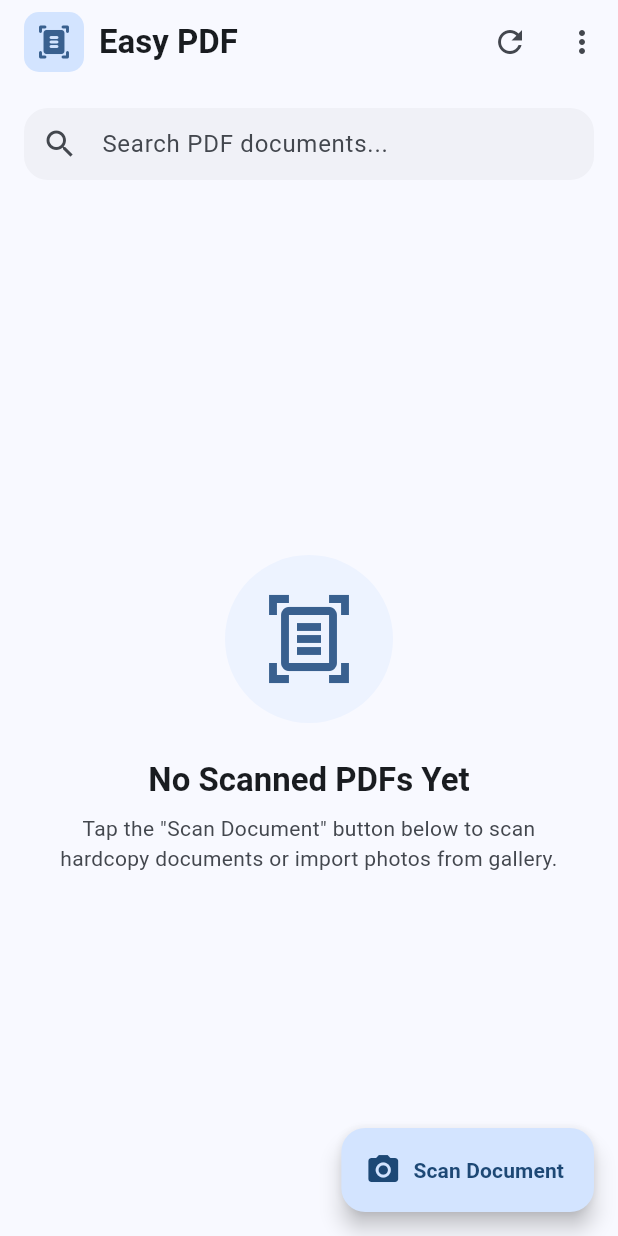
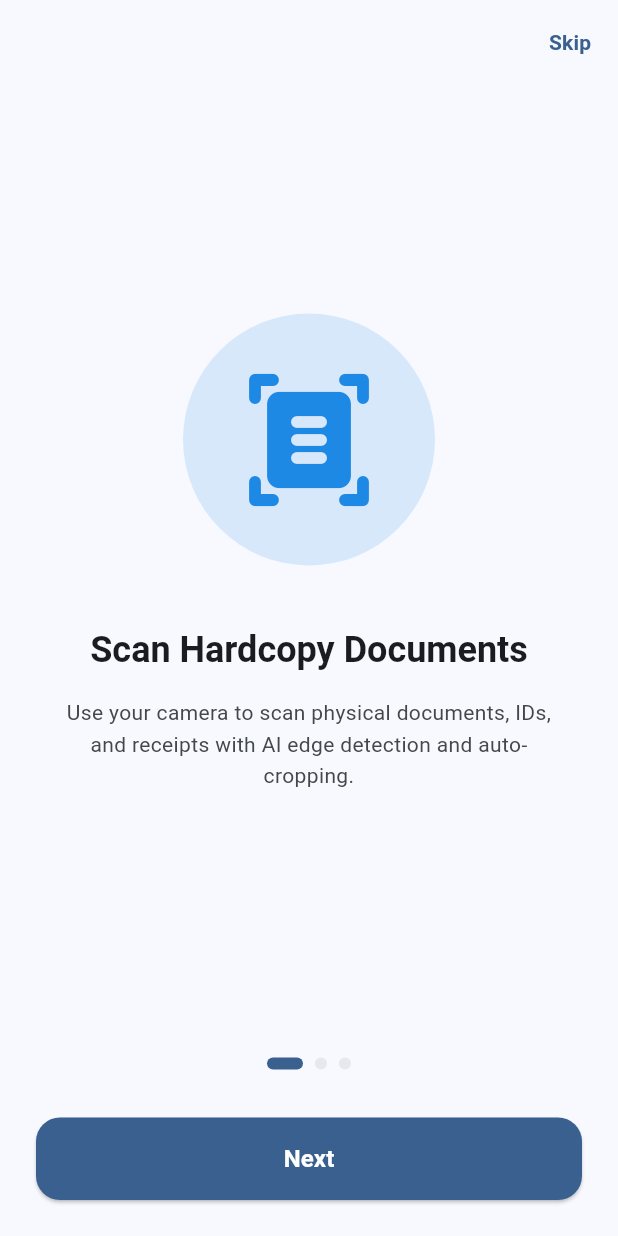
Before and after one commit to kssoftinfotech-prog/Easy-PDF, a Flutter app: the screen it shows after launch, on a phone screen of 412 x 824 dp. Run offline on Flutter 3.47's test engine with Material 3 defaults, Android fonts, the phone set to English and light mode, and no system bars; our stand-ins replace google_mobile_ads, image_cropper, image_picker, pdf, permission_handler, printing and 2 more; missing offline and left inert: google_mlkit_document_scanner.

Commit message:
feat: Add app onboarding walkthrough, exit app 5-star rating prompt, and enable gallery image cropping

```diff
--- a/lib/main.dart
+++ b/lib/main.dart
@@ -1,17 +1,25 @@
 import 'package:flutter/material.dart';
 import 'package:google_mobile_ads/google_mobile_ads.dart';
+import 'package:shared_preferences/shared_preferences.dart';
 import 'screens/home_screen.dart';
+import 'screens/onboarding_screen.dart';
 import 'services/theme_service.dart';
 
 void main() async {
   WidgetsFlutterBinding.ensureInitialized();
   MobileAds.instance.initialize();
   await ThemeService.init();
-  runApp(const EasyPdfApp());
+
+  final prefs = await SharedPreferences.getInstance();
+  final bool isFirstLaunch = prefs.getBool('is_first_launch') ?? true;
+
+  runApp(EasyPdfApp(isFirstLaunch: isFirstLaunch));
 }
 
 class EasyPdfApp extends StatelessWidget {
-  const EasyPdfApp({super.key});
+  final bool isFirstLaunch;
+
+  const EasyPdfApp({super.key, required this.isFirstLaunch});
 
   @override
   Widget build(BuildContext context) {
@@ -46,7 +54,7 @@ class EasyPdfApp extends StatelessWidget {
             ),
           ),
           themeMode: currentThemeMode,
-          home: const HomeScreen(),
+          home: isFirstLaunch ? const OnboardingScreen() : const HomeScreen(),
         );
       },
     );
--- /dev/null
+++ b/lib/screens/onboarding_screen.dart
@@ -0,0 +1,192 @@
+import 'package:flutter/material.dart';
+import 'package:shared_preferences/shared_preferences.dart';
+import 'home_screen.dart';
+
+class OnboardingScreen extends StatefulWidget {
+  const OnboardingScreen({super.key});
+
+  @override
+  State<OnboardingScreen> createState() => _OnboardingScreenState();
+}
+
+class _OnboardingScreenState extends State<OnboardingScreen> {
+  final PageController _pageController = PageController();
+  int _currentIndex = 0;
+
+  final List<OnboardingSlide> _slides = const [
+    OnboardingSlide(
+      icon: Icons.document_scanner_rounded,
+      iconColor: Color(0xFF1E88E5),
+      title: 'Scan Hardcopy Documents',
+      description: 'Use your camera to scan physical documents, IDs, and receipts with AI edge detection and auto-cropping.',
+    ),
+    OnboardingSlide(
+      icon: Icons.crop_rotate_rounded,
+      iconColor: Color(0xFFFF9800),
+      title: 'Import & Edit Gallery Photos',
+      description: 'Easily select photos from your gallery. Crop, rotate, reorder, or delete pages anytime before generating your PDF.',
+    ),
+    OnboardingSlide(
+      icon: Icons.picture_as_pdf_rounded,
+      iconColor: Color(0xFF4CAF50),
+      title: 'Generate & Share Offline',
+      description: 'Create high-resolution A4 or Letter PDFs 100% offline with Dark Mode support. Share via WhatsApp or Email instantly.',
+    ),
+  ];
+
+  Future<void> _completeOnboarding() async {
+    final prefs = await SharedPreferences.getInstance();
+    await prefs.setBool('is_first_launch', false);
+
+    if (mounted) {
+      Navigator.pushReplacement(
+        context,
+        MaterialPageRoute(builder: (context) => const HomeScreen()),
+      );
+    }
+  }
+
+  @override
+  Widget build(BuildContext context) {
+    final theme = Theme.of(context);
+    final isLastPage = _currentIndex == _slides.length - 1;
+
+    return Scaffold(
+      appBar: AppBar(
+        actions: [
+          if (!isLastPage)
+            TextButton(
+              onPressed: _completeOnboarding,
+              child: const Text('Skip', style: TextStyle(fontWeight: FontWeight.bold)),
+            ),
+        ],
+      ),
+      body: SafeArea(
+        child: Column(
+          children: [
+            Expanded(
+              child: PageView.builder(
+                controller: _pageController,
+                itemCount: _slides.length,
+                onPageChanged: (index) {
+                  setState(() {
+                    _currentIndex = index;
+                  });
+                },
+                itemBuilder: (context, index) {
+                  final slide = _slides[index];
+                  return Padding(
+                    padding: const EdgeInsets.all(32.0),
+                    child: Column(
+                      mainAxisAlignment: MainAxisAlignment.center,
+                      children: [
+                        Container(
+                          padding: const EdgeInsets.all(36),
+                          decoration: BoxDecoration(
+                            color: slide.iconColor.withValues(alpha: 0.15),
+                            shape: BoxShape.circle,
+                          ),
+                          child: Icon(
+                            slide.icon,
+                            size: 96,
+                            color: slide.iconColor,
+                          ),
+                        ),
+                        const SizedBox(height: 40),
+                        Text(
+                          slide.title,
+                          textAlign: TextAlign.center,
+                          style: theme.textTheme.headlineSmall?.copyWith(
+                            fontWeight: FontWeight.bold,
+                          ),
+                        ),
+                        const SizedBox(height: 16),
+                        Text(
+                          slide.description,
+                          textAlign: TextAlign.center,
+                          style: theme.textTheme.bodyMedium?.copyWith(
+                            color: theme.colorScheme.onSurfaceVariant,
+                            height: 1.5,
+                          ),
+                        ),
+                      ],
+                    ),
+                  );
+                },
+              ),
+            ),
+
+            // Page Indicator & Bottom Button
+            Padding(
+              padding: const EdgeInsets.all(24.0),
+              child: Column(
+                children: [
+                  Row(
+                    mainAxisAlignment: MainAxisAlignment.center,
+                    children: List.generate(
+                      _slides.length,
+                      (index) => AnimatedContainer(
+                        duration: const Duration(milliseconds: 300),
+                        margin: const EdgeInsets.symmetric(horizontal: 4),
+                        width: _currentIndex == index ? 24 : 8,
+                        height: 8,
+                        decoration: BoxDecoration(
+                          color: _currentIndex == index
+                              ? theme.colorScheme.primary
+                              : theme.colorScheme.surfaceContainerHigh,
+                          borderRadius: BorderRadius.circular(4),
+                        ),
+                      ),
+                    ),
+                  ),
+                  const SizedBox(height: 32),
+                  SizedBox(
+                    width: double.infinity,
+                    child: ElevatedButton(
+                      style: ElevatedButton.styleFrom(
+                        padding: const EdgeInsets.symmetric(vertical: 16),
+                        backgroundColor: theme.colorScheme.primary,
+                        foregroundColor: theme.colorScheme.onPrimary,
+                        shape: RoundedRectangleBorder(
+                          borderRadius: BorderRadius.circular(16),
+                        ),
+                      ),
+                      onPressed: () {
+                        if (isLastPage) {
+                          _completeOnboarding();
+                        } else {
+                          _pageController.nextPage(
+                            duration: const Duration(milliseconds: 300),
+                            curve: Curves.easeInOut,
+                          );
+                        }
+                      },
+                      child: Text(
+                        isLastPage ? 'Get Started' : 'Next',
+                        style: const TextStyle(fontSize: 16, fontWeight: FontWeight.bold),
+                      ),
+                    ),
+                  ),
+                ],
+              ),
+            ),
+          ],
+        ),
+      ),
+    );
+  }
+}
+
+class OnboardingSlide {
+  final IconData icon;
+  final Color iconColor;
+  final String title;
+  final String description;
+
+  const OnboardingSlide({
+    required this.icon,
+    required this.iconColor,
+    required this.title,
+    required this.description,
+  });
+}
--- a/lib/screens/page_preview_screen.dart
+++ b/lib/screens/page_preview_screen.dart
@@ -292,6 +292,7 @@ class _PagePreviewScreenState extends State<PagePreviewScreen> {
                           borderRadius: BorderRadius.circular(12),
                         ),
                         child: ListTile(
+                          onTap: () => _cropPage(index),
                           contentPadding: const EdgeInsets.all(8),
                           leading: ClipRRect(
                             borderRadius: BorderRadius.circular(8),
--- a/pubspec.yaml
+++ b/pubspec.yaml
@@ -16,7 +16,7 @@ publish_to: 'none' # Remove this line if you wish to publish to pub.dev
 # https://developer.apple.com/library/archive/documentation/General/Reference/InfoPlistKeyReference/Articles/CoreFoundationKeys.html
 # In Windows, build-name is used as the major, minor, and patch parts
 # of the product and file versions while build-number is used as the build suffix.
-version: 1.4.2+13
+version: 1.4.3+14
 
 environment:
   sdk: ^3.8.1
```
Also changed, not shown: lib/screens/home_screen.dart (+58 -8 lines).
